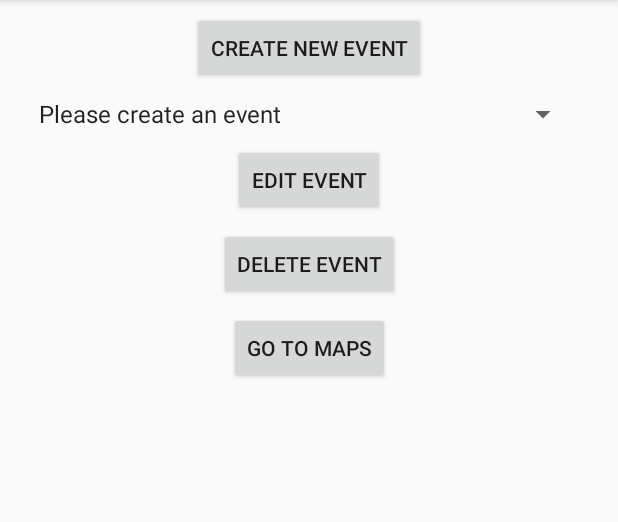
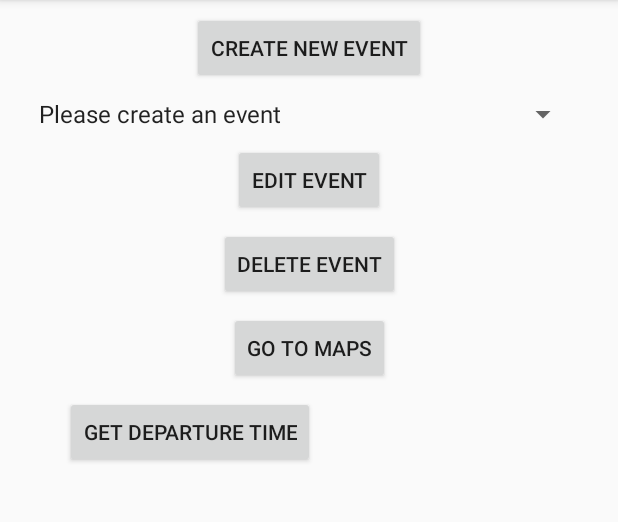
Before and after one commit to EricLiu2000/TripleMap, an Android app: the ScheduleActivity screen opened directly, with no data from a screen before it, on a phone screen of 412 x 824 dp, the part 84-606 px from its top. Run offline under Robolectric (Android 15) with nearby library versions, the phone set to English and light mode, and no system bars.

Commit message:
Added get departure time button in ScheduleActivity

```diff
--- a/app/src/main/res/layout/activity_schedule.xml
+++ b/app/src/main/res/layout/activity_schedule.xml
@@ -67,4 +67,27 @@
         app:layout_constraintEnd_toEndOf="parent"
         app:layout_constraintStart_toStartOf="parent"
         app:layout_constraintTop_toBottomOf="@+id/deleteEventFromSchedule" />
+
+    <TextView
+        android:id="@+id/departureTime"
+        android:layout_width="151dp"
+        android:layout_height="116dp"
+        app:layout_constraintBaseline_toBaselineOf="@+id/getDepartureTime"
+        app:layout_constraintEnd_toEndOf="parent"
+        app:layout_constraintHorizontal_bias="0.5"
+        app:layout_constraintStart_toEndOf="@+id/getDepartureTime" />
+
+    <Button
+        android:id="@+id/getDepartureTime"
+        android:layout_width="wrap_content"
+        android:layout_height="wrap_content"
+        android:layout_marginTop="8dp"
+        android:layout_marginEnd="8dp"
+        android:onClick="getDepartureTime"
+        android:text="Get Departure Time"
+        app:layout_constraintEnd_toStartOf="@+id/departureTime"
+        app:layout_constraintHorizontal_bias="0.5"
+        app:layout_constraintHorizontal_chainStyle="packed"
+        app:layout_constraintStart_toStartOf="parent"
+        app:layout_constraintTop_toBottomOf="@+id/goToMaps" />
 </android.support.constraint.ConstraintLayout>
```
Also changed, not shown: app/src/main/java/edu/umich/triplemap/EventList.java (+8 -0 lines), app/src/main/java/edu/umich/triplemap/ScheduleActivity.java (+13 -0 lines).
